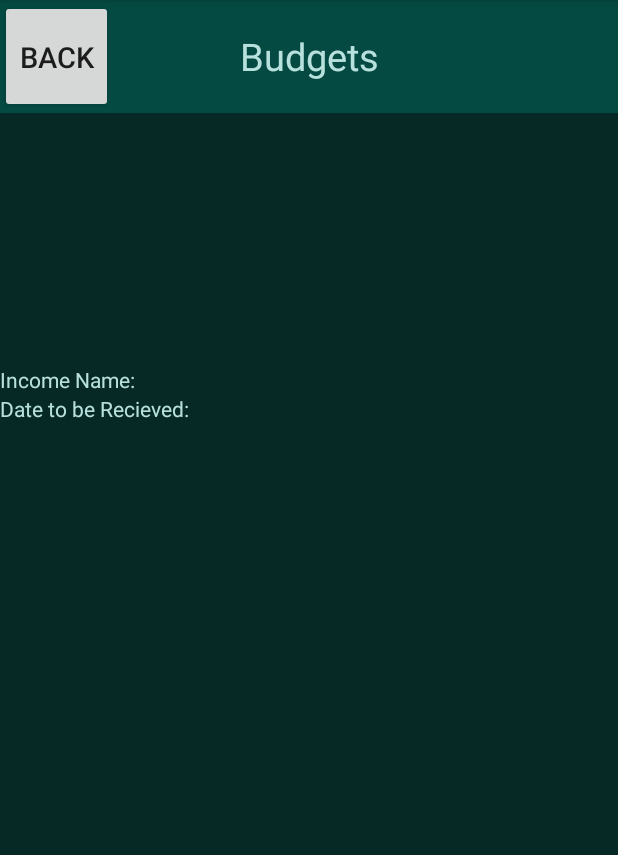
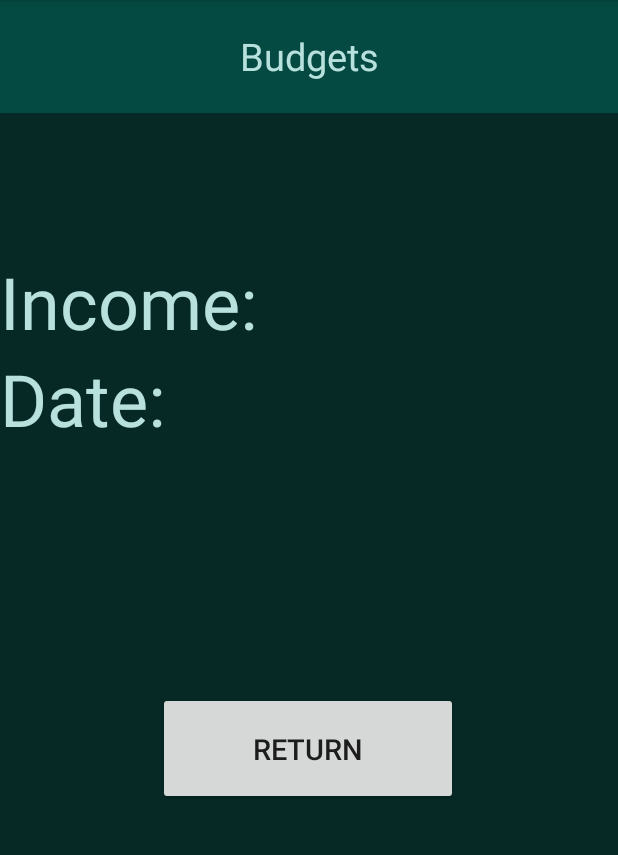
Before and after one commit to zientekb1/Incognito-Finance, an Android app: the user_input_info screen opened directly, with no data from a screen before it, on a phone screen of 412 x 824 dp, the part 84-939 px from its top. Run offline under Robolectric (Android 15) with nearby library versions, the light colour scheme and no system bars.

Commit message:
add_income button now goes to user_input_info.java and the return button on user_input_info takes user back to the main_activity

```diff
--- a/app/src/main/java/com/example/budget_tracking_app_1/MainActivity.java
+++ b/app/src/main/java/com/example/budget_tracking_app_1/MainActivity.java
@@ -2,25 +2,24 @@ package com.example.budget_tracking_app_1;
 
 import androidx.appcompat.app.AppCompatActivity;
 
+import android.content.Intent;
 import android.os.Bundle;
 import android.view.View;
 import android.widget.Button;
-import android.widget.Toast;
-import android.view.WindowManager;
 
 public class MainActivity extends AppCompatActivity {
-
+    Button add_income_button;
     @Override
     protected void onCreate(Bundle savedInstanceState) {
         super.onCreate(savedInstanceState);
         setContentView(R.layout.activity_main);
-        Button button = findViewById(R.id.Add_Income);
-        button.setOnClickListener(new View.OnClickListener(){
+        add_income_button = findViewById(R.id.Add_Income);
+        add_income_button.setOnClickListener(new View.OnClickListener() {
             @Override
-            public void onClick(View view) {
-                Toast.makeText(getApplicationContext(), "The add income button has been clicked", Toast.LENGTH_LONG).show();
+            public void onClick(View v) {
+                Intent intent = new Intent(MainActivity.this, user_input_info.class);
+                startActivity(intent);
             }
-
         });
     }
 }
--- a/app/src/main/java/com/example/budget_tracking_app_1/user_input_info.java
+++ b/app/src/main/java/com/example/budget_tracking_app_1/user_input_info.java
@@ -2,13 +2,24 @@ package com.example.budget_tracking_app_1;
 
 import androidx.appcompat.app.AppCompatActivity;
 
+import android.content.Intent;
 import android.os.Bundle;
+import android.view.View;
+import android.widget.Button;
 
 public class user_input_info extends AppCompatActivity {
-
+    Button return_button;
     @Override
     protected void onCreate(Bundle savedInstanceState) {
         super.onCreate(savedInstanceState);
         setContentView(R.layout.activity_user_input_info);
+        return_button = findViewById(R.id.Return_button);
+        return_button.setOnClickListener(new View.OnClickListener() {
+            @Override
+            public void onClick(View view) {
+                Intent intent = new Intent(user_input_info.this, MainActivity.class);
+                startActivity(intent);
+            }
+        });
     }
 }
--- a/app/src/main/res/layout/activity_user_input_info.xml
+++ b/app/src/main/res/layout/activity_user_input_info.xml
@@ -7,64 +7,57 @@
     android:background="#062925"
     tools:context=".user_input_info">
 
-    <RelativeLayout
-        android:id="@+id/relativeLayout"
-        android:layout_width="match_parent"
-        android:layout_height="0dp"
-        android:background="#044A42"
-        app:layout_constraintStart_toStartOf="parent"
-        app:layout_constraintTop_toTopOf="parent">
-
     <TextView
         android:id="@+id/Month_name"
         android:layout_width="match_parent"
         android:layout_height="75dp"
         android:layout_weight="1"
         android:width="50dp"
+        android:background="#044A42"
         android:gravity="center"
         android:text="Budgets"
         android:textColor="#B8E1DD"
-            android:textSize="25sp" />
+        android:textSize="25sp"
+        app:layout_constraintStart_toStartOf="parent"
+        app:layout_constraintTop_toTopOf="parent" />
+
+    <TextView
+        android:id="@+id/Income_text"
+        android:layout_width="0dp"
+        android:layout_height="wrap_content"
+        android:layout_marginTop="93dp"
+        android:text="Income:"
+        android:textColor="#B8E1DD"
+        android:textSize="48sp"
+        app:layout_constraintStart_toStartOf="parent"
+        app:layout_constraintTop_toBottomOf="@+id/Month_name" />
+
+    <TextView
+        android:id="@+id/Date_to_be_Recieved"
+        android:layout_width="wrap_content"
+        android:layout_height="wrap_content"
+        android:text="Date:"
+        android:textColor="#B8E1DD"
+        android:textSize="48sp"
+        app:layout_constraintStart_toStartOf="parent"
+        app:layout_constraintTop_toBottomOf="@+id/Income_text" />
 
     <Button
-            android:id="@+id/Back_button"
-            android:layout_width="wrap_content"
+        android:id="@+id/Return_button"
+        android:layout_width="200dp"
         android:layout_height="wrap_content"
-            android:layout_marginStart="0dp"
-            android:layout_marginLeft="0dp"
-            android:layout_marginTop="0dp"
-            android:layout_marginEnd="0dp"
-            android:layout_marginRight="0dp"
-            android:layout_marginBottom="0dp"
+        android:layout_marginStart="105dp"
+        android:layout_marginTop="163dp"
         android:layout_weight="1"
         android:width="75dp"
         android:gravity="center"
         android:maxWidth="75dp"
         android:minWidth="75dp"
         android:minHeight="75dp"
-            android:text="Back"
+        android:text="Return"
         android:textAlignment="gravity"
-            android:textSize="19sp" />
-
-    </RelativeLayout>
-
-    <TextView
-        android:id="@+id/Income_Name"
-        android:layout_width="match_parent"
-        android:layout_height="wrap_content"
-        android:layout_marginTop="168dp"
-        android:text="Income Name:"
-        android:textColor="#B8E1DD"
+        android:textSize="19sp"
         app:layout_constraintStart_toStartOf="parent"
-        app:layout_constraintTop_toBottomOf="@+id/relativeLayout" />
-
-    <TextView
-        android:id="@+id/Date_to_be_Recieved"
-        android:layout_width="match_parent"
-        android:layout_height="wrap_content"
-        android:text="Date to be Recieved:"
-        android:textColor="#B8E1DD"
-        app:layout_constraintStart_toStartOf="parent"
-        app:layout_constraintTop_toBottomOf="@+id/Income_Name" />
+        app:layout_constraintTop_toBottomOf="@+id/Date_to_be_Recieved" />
 
 </androidx.constraintlayout.widget.ConstraintLayout>
```
Lines whose indentation alone changed are shown as unchanged.
